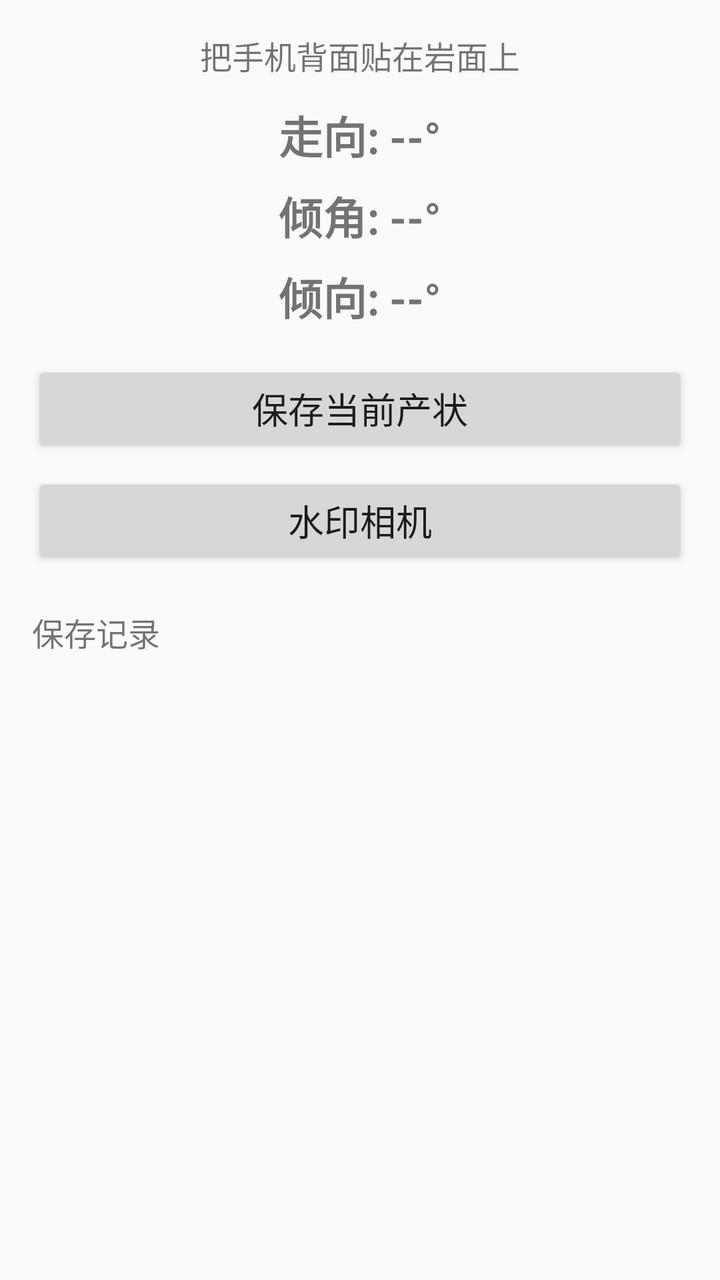
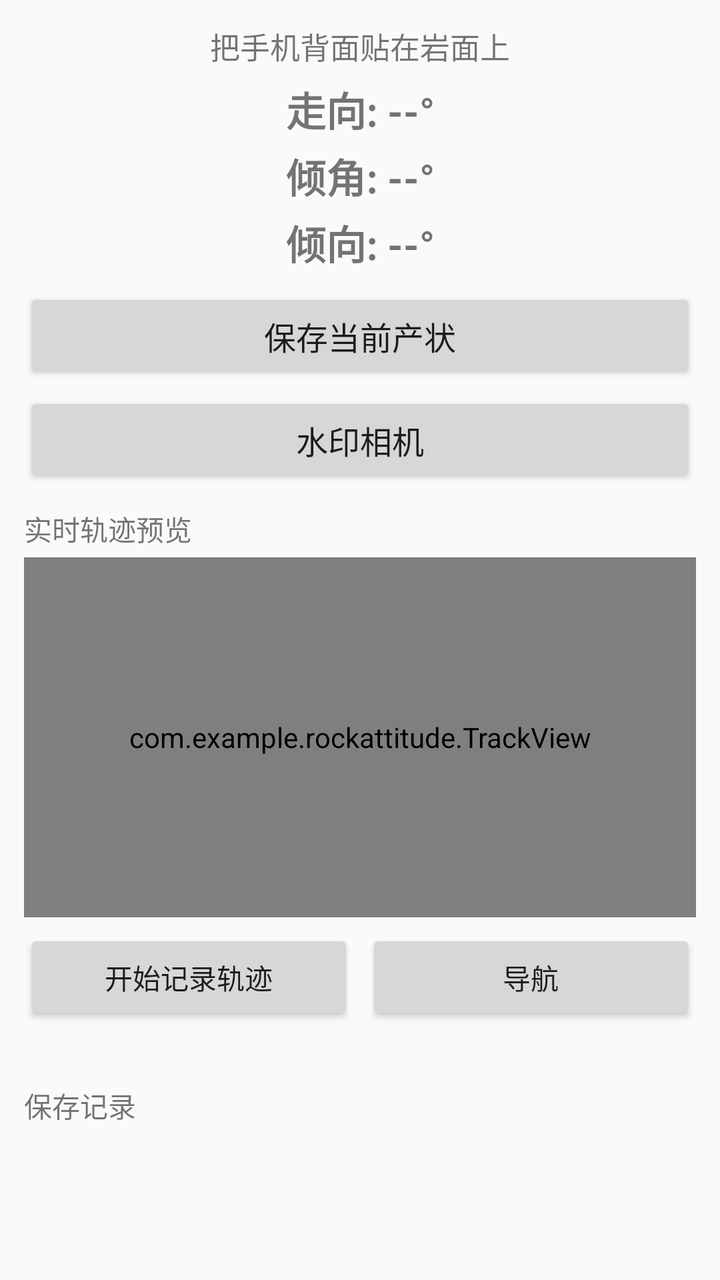

Two renders of the same Android screen: before a commit and after it. Below are the layout's source before the change and the commit's diff.
<!-- AndroidManifest.xml: application theme Theme.AppCompat.Light.DarkActionBar -->
<!-- res/layout/activity_main.xml -->
<?xml version="1.0" encoding="utf-8"?>
<LinearLayout xmlns:android="http://schemas.android.com/apk/res/android"
    android:layout_width="match_parent"
    android:layout_height="match_parent"
    android:orientation="vertical"
    android:padding="16dp">

    <TextView
        android:layout_width="match_parent"
        android:layout_height="wrap_content"
        android:text="把手机背面贴在岩面上"
        android:textSize="16sp"
        android:gravity="center"
        android:paddingBottom="12dp" />

    <TextView
        android:id="@+id/tvStrike"
        android:layout_width="match_parent"
        android:layout_height="wrap_content"
        android:text="走向: --°"
        android:textSize="22sp"
        android:textStyle="bold"
        android:gravity="center" />

    <TextView
        android:id="@+id/tvDip"
        android:layout_width="match_parent"
        android:layout_height="wrap_content"
        android:text="倾角: --°"
        android:textSize="22sp"
        android:textStyle="bold"
        android:gravity="center"
        android:paddingTop="8dp" />

    <TextView
        android:id="@+id/tvDipDir"
        android:layout_width="match_parent"
        android:layout_height="wrap_content"
        android:text="倾向: --°"
        android:textSize="22sp"
        android:textStyle="bold"
        android:gravity="center"
        android:paddingTop="8dp"
        android:paddingBottom="16dp" />

    <Button
        android:id="@+id/btnSave"
        android:layout_width="match_parent"
        android:layout_height="wrap_content"
        android:text="保存当前产状"
        android:textSize="18sp" />

    <Button
        android:id="@+id/btnCamera"
        android:layout_width="match_parent"
        android:layout_height="wrap_content"
        android:text="水印相机"
        android:textSize="18sp"
        android:layout_marginTop="8dp" />

    <TextView
        android:layout_width="match_parent"
        android:layout_height="wrap_content"
        android:text="保存记录"
        android:textSize="16sp"
        android:paddingTop="20dp"
        android:paddingBottom="8dp" />

    <androidx.recyclerview.widget.RecyclerView
        android:id="@+id/recyclerView"
        android:layout_width="match_parent"
        android:layout_height="0dp"
        android:layout_weight="1" />
</LinearLayout>
<!-- resources referenced by this layout -->
<resources>

</resources>

<!-- the commit's change to res/layout/activity_main.xml (unified diff, before → after) -->
@@ -3,22 +3,22 @@
     android:layout_width="match_parent"
     android:layout_height="match_parent"
     android:orientation="vertical"
-    android:padding="16dp">
+    android:padding="12dp">
 
     <TextView
         android:layout_width="match_parent"
         android:layout_height="wrap_content"
         android:text="把手机背面贴在岩面上"
-        android:textSize="16sp"
+        android:textSize="15sp"
         android:gravity="center"
-        android:paddingBottom="12dp" />
+        android:paddingBottom="6dp" />
 
     <TextView
         android:id="@+id/tvStrike"
         android:layout_width="match_parent"
         android:layout_height="wrap_content"
         android:text="走向: --°"
-        android:textSize="22sp"
+        android:textSize="20sp"
         android:textStyle="bold"
         android:gravity="center" />
 
@@ -27,44 +27,92 @@
         android:layout_width="match_parent"
         android:layout_height="wrap_content"
         android:text="倾角: --°"
-        android:textSize="22sp"
+        android:textSize="20sp"
         android:textStyle="bold"
         android:gravity="center"
-        android:paddingTop="8dp" />
+        android:paddingTop="4dp" />
 
     <TextView
         android:id="@+id/tvDipDir"
         android:layout_width="match_parent"
         android:layout_height="wrap_content"
         android:text="倾向: --°"
-        android:textSize="22sp"
+        android:textSize="20sp"
         android:textStyle="bold"
         android:gravity="center"
-        android:paddingTop="8dp"
-        android:paddingBottom="16dp" />
+        android:paddingTop="4dp"
+        android:paddingBottom="8dp" />
 
     <Button
         android:id="@+id/btnSave"
         android:layout_width="match_parent"
         android:layout_height="wrap_content"
         android:text="保存当前产状"
-        android:textSize="18sp" />
+        android:textSize="16sp" />
 
     <Button
         android:id="@+id/btnCamera"
         android:layout_width="match_parent"
         android:layout_height="wrap_content"
         android:text="水印相机"
-        android:textSize="18sp"
-        android:layout_marginTop="8dp" />
+        android:textSize="16sp"
+        android:layout_marginTop="4dp" />
+
+    
+    <TextView
+        android:layout_width="match_parent"
+        android:layout_height="wrap_content"
+        android:text="实时轨迹预览"
+        android:textSize="14sp"
+        android:paddingTop="10dp"
+        android:paddingBottom="4dp" />
+
+    <com.example.rockattitude.TrackView
+        android:id="@+id/trackView"
+        android:layout_width="match_parent"
+        android:layout_height="180dp"
+        android:background="#F0F0F0" />
+
+    <LinearLayout
+        android:layout_width="match_parent"
+        android:layout_height="wrap_content"
+        android:orientation="horizontal"
+        android:paddingTop="6dp">
+
+        <Button
+            android:id="@+id/btnTrackToggle"
+            android:layout_width="0dp"
+            android:layout_height="wrap_content"
+            android:layout_weight="1"
+            android:text="开始记录轨迹"
+            android:textSize="14sp" />
+
+        <Button
+            android:id="@+id/btnNavigate"
+            android:layout_width="0dp"
+            android:layout_height="wrap_content"
+            android:layout_weight="1"
+            android:text="导航"
+            android:textSize="14sp"
+            android:layout_marginStart="6dp" />
+    </LinearLayout>
+
+    <TextView
+        android:id="@+id/tvNavInfo"
+        android:layout_width="match_parent"
+        android:layout_height="wrap_content"
+        android:text=""
+        android:textSize="13sp"
+        android:paddingTop="4dp"
+        android:textColor="#D32F2F" />
 
     <TextView
         android:layout_width="match_parent"
         android:layout_height="wrap_content"
         android:text="保存记录"
-        android:textSize="16sp"
-        android:paddingTop="20dp"
-        android:paddingBottom="8dp" />
+        android:textSize="14sp"
+        android:paddingTop="8dp"
+        android:paddingBottom="4dp" />
 
     <androidx.recyclerview.widget.RecyclerView
         android:id="@+id/recyclerView"
